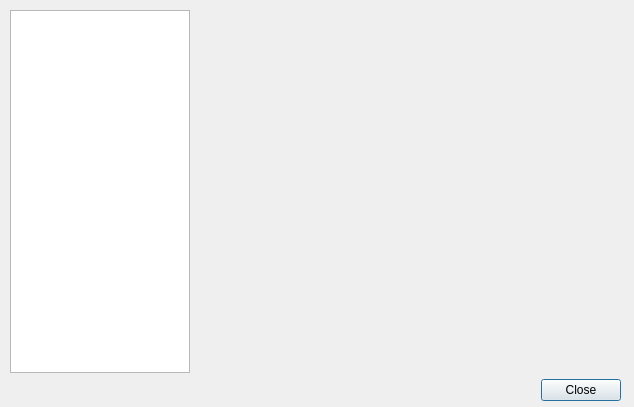
Above: ui/themes.ui from gitter-badger/simplechatclient before the change. Below: the same form after it.
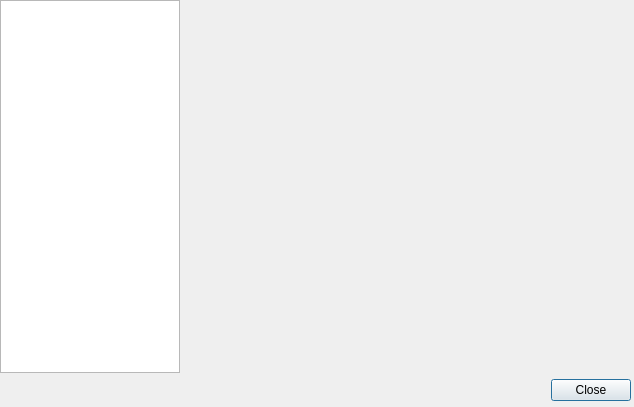
That is the form after the change.

```diff
--- a/ui/themes.ui
+++ b/ui/themes.ui
@@ -10,16 +10,28 @@
     <height>407</height>
    </rect>
   </property>
+  <property name="minimumSize">
+   <size>
+    <width>634</width>
+    <height>407</height>
+   </size>
+  </property>
+  <property name="maximumSize">
+   <size>
+    <width>634</width>
+    <height>407</height>
+   </size>
+  </property>
   <property name="windowTitle">
    <string>Dialog</string>
   </property>
   <widget class="QWidget" name="verticalLayoutWidget">
    <property name="geometry">
     <rect>
-     <x>10</x>
-     <y>10</y>
-     <width>611</width>
-     <height>391</height>
+     <x>0</x>
+     <y>0</y>
+     <width>631</width>
+     <height>401</height>
     </rect>
    </property>
    <layout class="QVBoxLayout" name="verticalLayout">
```
